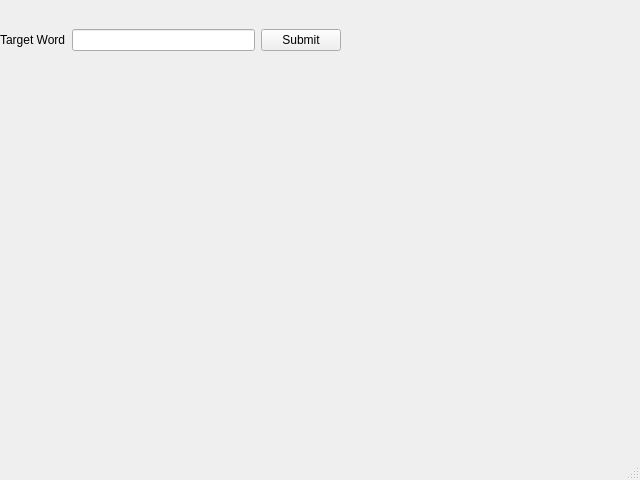
Gryssim/PythonGenetic, file Doug/WordFinderQT/Testing.ui: the form before one commit.
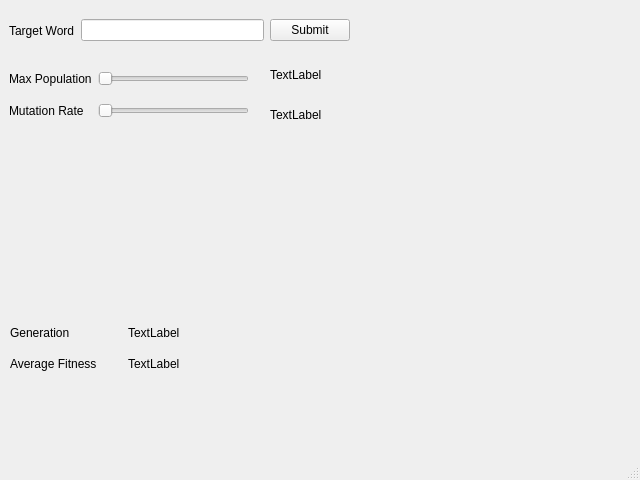
The form after the commit.

Diff of the .ui file:
```diff
--- a/Doug/WordFinderQT/Testing.ui
+++ b/Doug/WordFinderQT/Testing.ui
@@ -17,10 +17,10 @@
    <widget class="QWidget" name="horizontalLayoutWidget">
     <property name="geometry">
      <rect>
-      <x>0</x>
+      <x>9</x>
       <y>0</y>
       <width>341</width>
-      <height>80</height>
+      <height>61</height>
      </rect>
     </property>
     <layout class="QHBoxLayout" name="InputLayout">
@@ -57,9 +57,9 @@
    <widget class="QWidget" name="verticalLayoutWidget">
     <property name="geometry">
      <rect>
-      <x>420</x>
+      <x>450</x>
       <y>0</y>
-      <width>221</width>
+      <width>191</width>
       <height>431</height>
      </rect>
     </property>
@@ -166,6 +166,143 @@
      </item>
     </layout>
    </widget>
+   <widget class="QWidget" name="verticalLayoutWidget_2">
+    <property name="geometry">
+     <rect>
+      <x>9</x>
+      <y>60</y>
+      <width>240</width>
+      <height>70</height>
+     </rect>
+    </property>
+    <layout class="QVBoxLayout" name="sliderLayout">
+     <item>
+      <layout class="QHBoxLayout" name="PopSlider">
+       <item>
+        <widget class="QLabel" name="lbl_popTitle">
+         <property name="text">
+          <string>Max Population</string>
+         </property>
+        </widget>
+       </item>
+       <item>
+        <widget class="QSlider" name="sld_popSize">
+         <property name="maximum">
+          <number>5000</number>
+         </property>
+         <property name="orientation">
+          <enum>Qt::Horizontal</enum>
+         </property>
+        </widget>
+       </item>
+      </layout>
+     </item>
+     <item>
+      <layout class="QHBoxLayout" name="MutationSlider">
+       <property name="spacing">
+        <number>14</number>
+       </property>
+       <item>
+        <widget class="QLabel" name="lbl_mutTitle">
+         <property name="text">
+          <string>Mutation Rate</string>
+         </property>
+        </widget>
+       </item>
+       <item>
+        <widget class="QSlider" name="sld_mutRate">
+         <property name="maximum">
+          <number>100</number>
+         </property>
+         <property name="singleStep">
+          <number>1</number>
+         </property>
+         <property name="orientation">
+          <enum>Qt::Horizontal</enum>
+         </property>
+        </widget>
+       </item>
+      </layout>
+     </item>
+    </layout>
+   </widget>
+   <widget class="QWidget" name="verticalLayoutWidget_3">
+    <property name="geometry">
+     <rect>
+      <x>10</x>
+      <y>320</y>
+      <width>229</width>
+      <height>56</height>
+     </rect>
+    </property>
+    <layout class="QVBoxLayout" name="verticalLayout_2">
+     <item>
+      <layout class="QHBoxLayout" name="horizontalLayout">
+       <item>
+        <widget class="QLabel" name="lbl_currentGenTitle">
+         <property name="text">
+          <string>Generation</string>
+         </property>
+        </widget>
+       </item>
+       <item>
+        <widget class="QLabel" name="lbl_currentGen">
+         <property name="text">
+          <string>TextLabel</string>
+         </property>
+        </widget>
+       </item>
+      </layout>
+     </item>
+     <item>
+      <layout class="QHBoxLayout" name="horizontalLayout_3">
+       <item>
+        <widget class="QLabel" name="lbl_avgFitnessTitle">
+         <property name="frameShape">
+          <enum>QFrame::NoFrame</enum>
+         </property>
+         <property name="text">
+          <string>Average Fitness</string>
+         </property>
+        </widget>
+       </item>
+       <item>
+        <widget class="QLabel" name="lbl_avgFitness">
+         <property name="text">
+          <string>TextLabel</string>
+         </property>
+        </widget>
+       </item>
+      </layout>
+     </item>
+    </layout>
+   </widget>
+   <widget class="QLabel" name="lbl_popSize">
+    <property name="geometry">
+     <rect>
+      <x>270</x>
+      <y>60</y>
+      <width>68</width>
+      <height>29</height>
+     </rect>
+    </property>
+    <property name="text">
+     <string>TextLabel</string>
+    </property>
+   </widget>
+   <widget class="QLabel" name="lbl_mutRate">
+    <property name="geometry">
+     <rect>
+      <x>270</x>
+      <y>100</y>
+      <width>68</width>
+      <height>29</height>
+     </rect>
+    </property>
+    <property name="text">
+     <string>TextLabel</string>
+    </property>
+   </widget>
   </widget>
   <widget class="QMenuBar" name="menubar">
    <property name="geometry">
```
Left out of the diff: 4 changed lines with no effect on the pictures.
